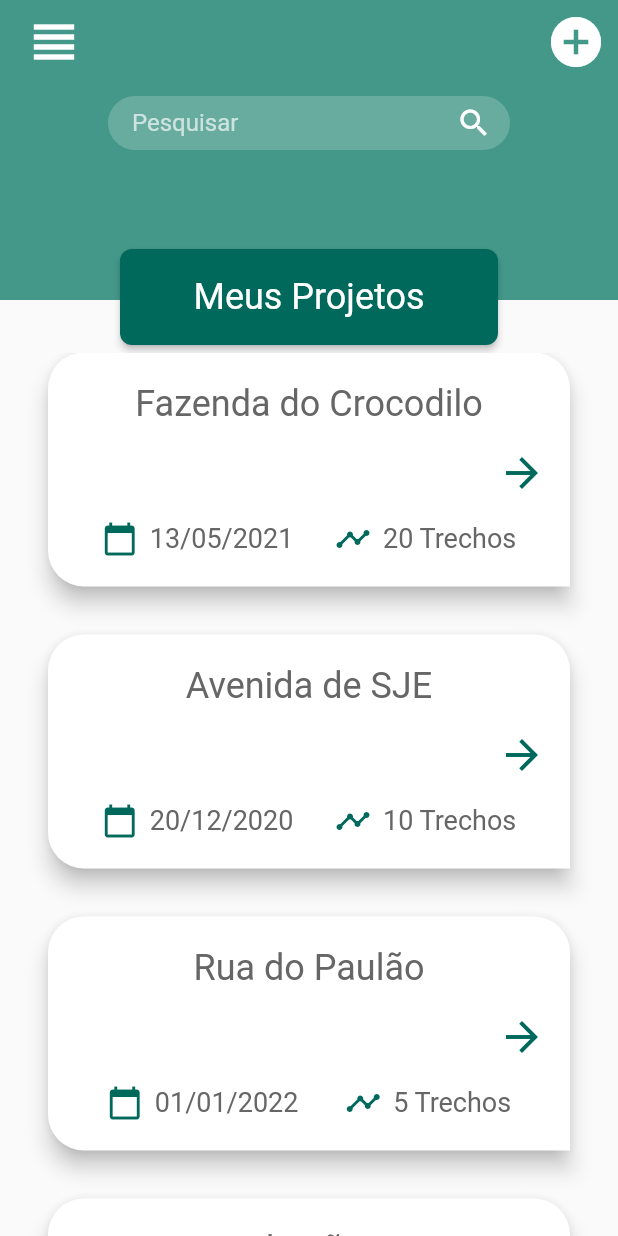
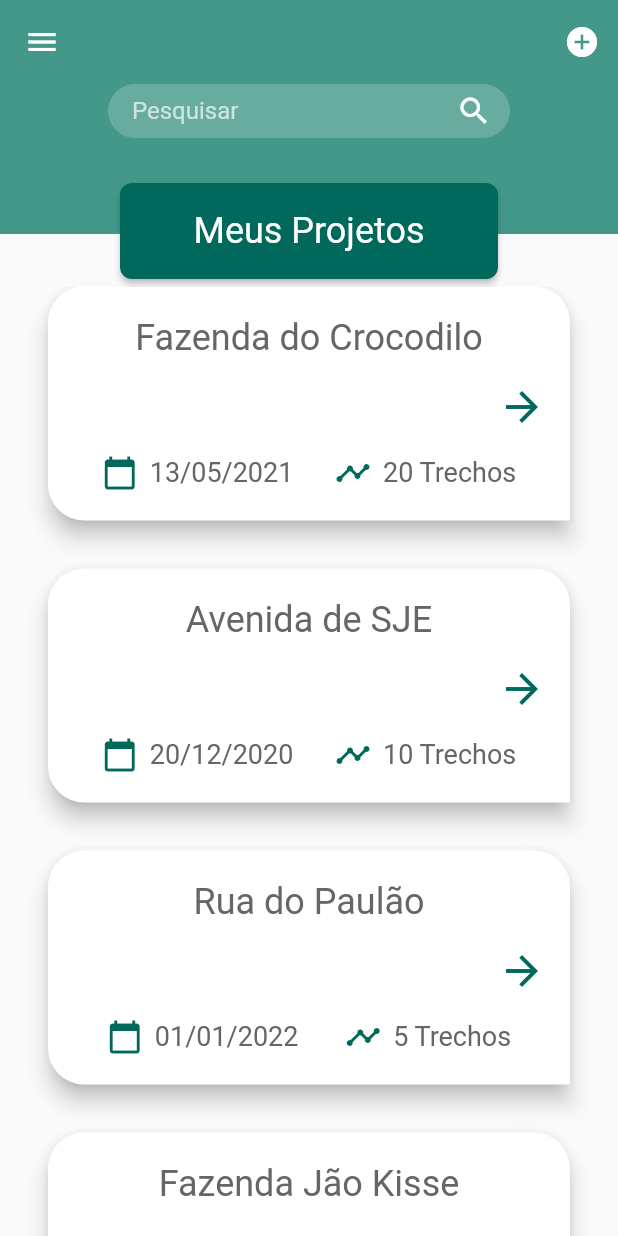
Before and after one commit to TheuFerreira/Flutter-Barraginha, a Flutter app: the screen it shows after launch, on a phone screen of 412 x 824 dp. Run offline on Flutter 3.47's test engine with Material 2 defaults, Android fonts, the phone set to English and light mode, and no system bars; our stand-ins replace flutter_mobx, mobx; generated files the repository leaves out were written again.

Commit message:
Custom App Bar to Custom Bar

```diff
--- a/lib/app/app.dart
+++ b/lib/app/app.dart
@@ -6,10 +6,9 @@ class App extends StatelessWidget {
 
   @override
   Widget build(BuildContext context) {
-    return MaterialApp(
+    return const MaterialApp(
       title: 'Flutter Demo',
-      theme: ThemeData(),
-      home: const ProjectsPage(),
+      home: ProjectsPage(),
     );
   }
 }
--- a/lib/app/screens/projects/components/custom_app_bar.dart
+++ b/lib/app/screens/projects/components/custom_bar.dart
@@ -1,13 +1,11 @@
 import 'package:flutter/material.dart';
 
-class CustomAppBar extends StatelessWidget {
+class CustomBar extends StatelessWidget {
   final Widget? top;
-  final Widget? middle;
   final Widget? bottom;
-  const CustomAppBar({
+  const CustomBar({
     Key? key,
     this.top,
-    this.middle,
     this.bottom,
   }) : super(key: key);
 
@@ -21,7 +19,7 @@ class CustomAppBar extends StatelessWidget {
             Stack(
               children: [
                 Container(
-                  height: 200,
+                  height: 100,
                   color: const Color(0xFF439889),
                 ),
                 SafeArea(
@@ -30,8 +28,6 @@ class CustomAppBar extends StatelessWidget {
                     child: Column(
                       children: [
                         top != null ? top! : const SizedBox(),
-                        const SizedBox(height: 16.0),
-                        middle != null ? middle! : const SizedBox(),
                       ],
                     ),
                   ),
--- a/lib/app/screens/projects/projects_page.dart
+++ b/lib/app/screens/projects/projects_page.dart
@@ -5,7 +5,7 @@ import 'package:flutter_barraginha/app/shared/components/question_dialog.dart';
 import 'package:flutter_barraginha/app/shared/models/page_status.dart';
 import 'package:flutter_mobx/flutter_mobx.dart';
 
-import 'components/custom_app_bar.dart';
+import 'components/custom_bar.dart';
 import 'components/item_project_widget.dart';
 import 'components/search_widget.dart';
 
@@ -22,31 +22,26 @@ class _ProjectsPageState extends State<ProjectsPage> {
   @override
   Widget build(BuildContext context) {
     return Scaffold(
-      body: Column(
-        children: [
-          CustomAppBar(
-            top: Row(
-              mainAxisAlignment: MainAxisAlignment.spaceBetween,
-              children: [
-                IconButton(
-                  onPressed: () {},
-                  icon: const Icon(
-                    Icons.view_headline,
-                    color: Colors.white,
-                    size: 40,
+      drawer: Drawer(
+        child: Column(),
       ),
-                ),
+      appBar: AppBar(
+        elevation: 0,
+        backgroundColor: const Color(0xFF439889),
+        actions: [
           IconButton(
             onPressed: () {},
             icon: const Icon(
               Icons.add_circle,
               color: Colors.white,
-                    size: 40,
             ),
           ),
         ],
       ),
-            middle: Padding(
+      body: Column(
+        children: [
+          CustomBar(
+            top: Padding(
               padding: const EdgeInsets.symmetric(horizontal: 64.0),
               child: SearchWidget(
                 onChanged: controller.search,
```
Lines whose indentation alone changed are shown as unchanged.
